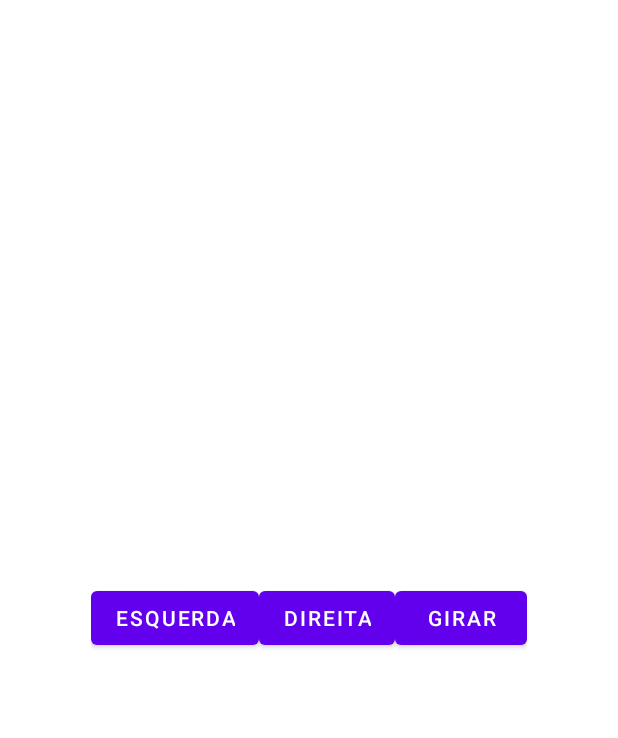
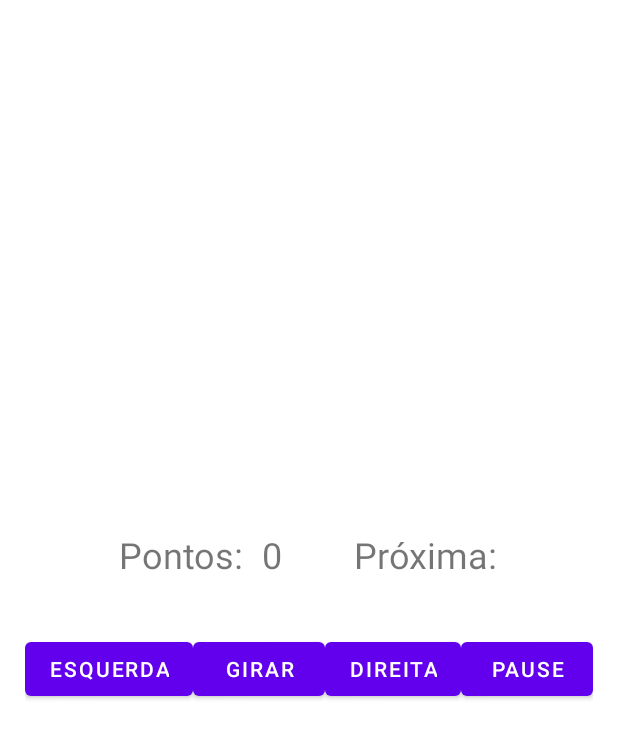
Before and after one commit to alysonmiguel/Tetris, an Android app: the layout activity_tabuleiro.xml on its own in the app's theme, with its tools: preview values and no code run, on a phone screen of 412 x 824 dp. Shown: the top 738 px of the screen. Run offline under Robolectric (Android 15) with nearby library versions, the phone set to English and light mode, and no system bars.

Commit message:
Terminando de criar as peças

```diff
--- a/app/src/main/java/tads/eaj/ufrn/tetris/TabuleiroViewModel.kt
+++ b/app/src/main/java/tads/eaj/ufrn/tetris/TabuleiroViewModel.kt
@@ -10,6 +10,8 @@ class TabuleiroViewModel : ViewModel() {
     val LINHA = 22
     val COLUNA = 12
 
+    var pontos = 0
+
     var board = Array(LINHA) {
         Array(COLUNA) { 0 }
     }
--- a/app/src/main/res/layout/activity_configurar.xml
+++ b/app/src/main/res/layout/activity_configurar.xml
@@ -50,6 +50,7 @@
             android:layout_height="wrap_content"
             android:text="Salvar"/>
 
+
     </LinearLayout>
 
 </layout>
--- a/app/src/main/res/layout/activity_tabuleiro.xml
+++ b/app/src/main/res/layout/activity_tabuleiro.xml
@@ -1,22 +1,56 @@
 <?xml version="1.0" encoding="utf-8"?>
 <layout xmlns:android="http://schemas.android.com/apk/res/android"
     xmlns:app="http://schemas.android.com/apk/res-auto"
-    xmlns:tools="http://schemas.android.com/tools"
-    >
+    xmlns:tools="http://schemas.android.com/tools">
 
     <LinearLayout
         android:layout_width="match_parent"
         android:layout_height="match_parent"
         android:gravity="center"
-        tools:context=".MainActivity"
-        android:orientation="vertical">
+        android:orientation="vertical"
+        tools:context=".MainActivity">
 
+        <LinearLayout
+            android:layout_width="wrap_content"
+            android:layout_height="wrap_content"
+            android:orientation="horizontal">
+
+            <TextView
+                android:layout_width="wrap_content"
+                android:layout_height="wrap_content"
+                android:layout_gravity="left"
+                android:layout_marginBottom="36dp"
+                android:text="Pontos:"
+                android:textSize="24dp" />
+
+            <TextView
+                android:id="@+id/pontos"
+                android:layout_width="wrap_content"
+                android:layout_height="wrap_content"
+                android:layout_gravity="left"
+                android:layout_marginLeft="12dp"
+                android:text="0"
+                android:textSize="24dp" />
+
+            <TextView
+                android:layout_width="wrap_content"
+                android:layout_height="wrap_content"
+                android:layout_gravity="left"
+                android:layout_marginLeft="48dp"
+                android:text="@string/proxima"
+                android:textSize="24dp" />
+
+            <GridLayout
+                android:id="@+id/proximapeca"
+                android:layout_width="wrap_content"
+                android:layout_height="wrap_content" />
+
+        </LinearLayout>
 
         <GridLayout
             android:id="@+id/gridboard"
             android:layout_width="wrap_content"
-            android:layout_height="wrap_content"
-            />
+            android:layout_height="wrap_content" />
 
         <LinearLayout
             android:layout_width="wrap_content"
@@ -32,19 +66,28 @@
 
             </Button>
             <Button
+                android:id="@+id/girar"
+                android:layout_width="match_parent"
+                android:layout_height="wrap_content"
+                android:text="@string/girar">
+
+            </Button>
+            <Button
                 android:id="@+id/right"
                 android:layout_width="match_parent"
                 android:layout_height="wrap_content"
                 android:text="@string/direita">
 
             </Button>
+
             <Button
-                    android:id="@+id/girar"
+                android:id="@+id/pause"
                 android:layout_width="match_parent"
                 android:layout_height="wrap_content"
-                    android:text="@string/girar">
+                android:text="pause">
 
             </Button>
+
 
 
         </LinearLayout>
--- a/app/src/main/res/layout/inflate_button.xml
+++ b/app/src/main/res/layout/inflate_button.xml
@@ -4,5 +4,6 @@
     android:layout_height="wrap_content"
     android:fontFamily="sans-serif-condensed"
     android:background="@android:color/transparent"
-    android:text="Continuar"
-    android:textSize="36sp"></Button>
+    android:text="@string/continuar"
+    android:id="@+id/continuar"
+    android:textSize="36sp" />
--- a/app/src/main/res/values/strings.xml
+++ b/app/src/main/res/values/strings.xml
@@ -3,4 +3,6 @@
     <string name="esquerda">Esquerda</string>
     <string name="direita">Direita</string>
     <string name="girar">Girar</string>
+    <string name="proxima">Próxima:</string>
+    <string name="continuar">Continuar</string>
 </resources>
```
Also changed, not shown: app/src/main/java/tads/eaj/ufrn/tetris/ConfigurarActivity.kt (+6 -3 lines), app/src/main/java/tads/eaj/ufrn/tetris/MainActivity.kt (+34 -2 lines), app/src/main/java/tads/eaj/ufrn/tetris/TabuleiroActivity.kt (+99 -49 lines), app/src/main/java/tads/eaj/ufrn/tetris/pecas/F.kt (added, +10 -0 lines), app/src/main/java/tads/eaj/ufrn/tetris/pecas/N.kt (added, +10 -0 lines), app/src/main/java/tads/eaj/ufrn/tetris/pecas/T.kt (added, +9 -0 lines). Lines whose indentation alone changed are shown as unchanged.
